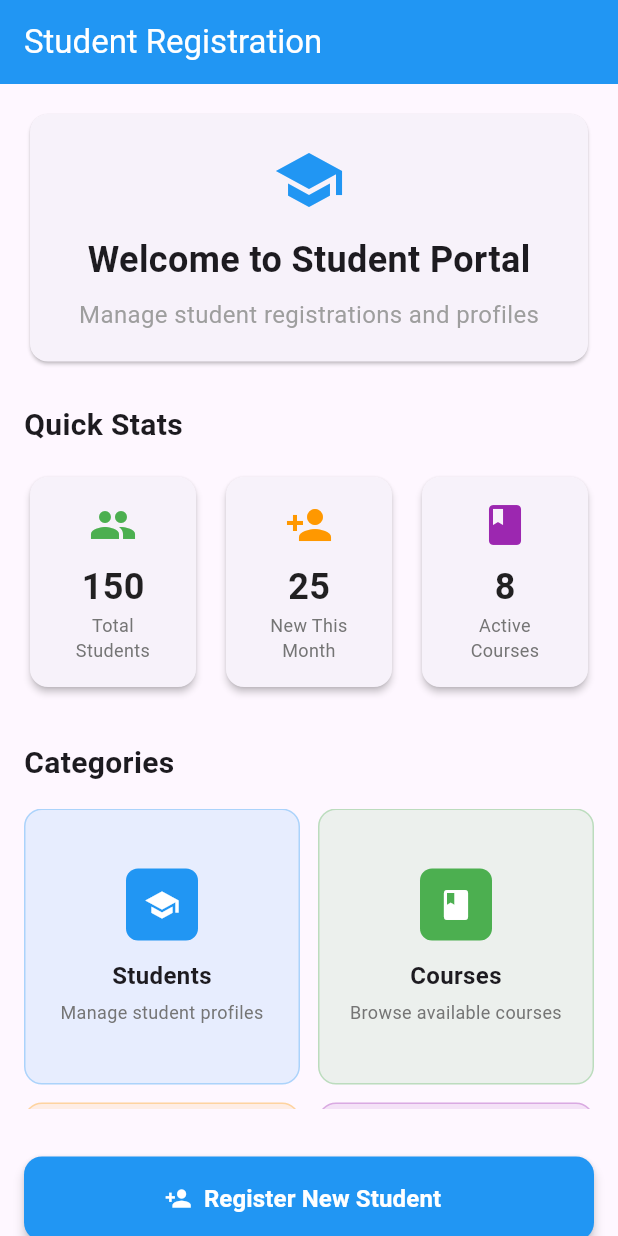
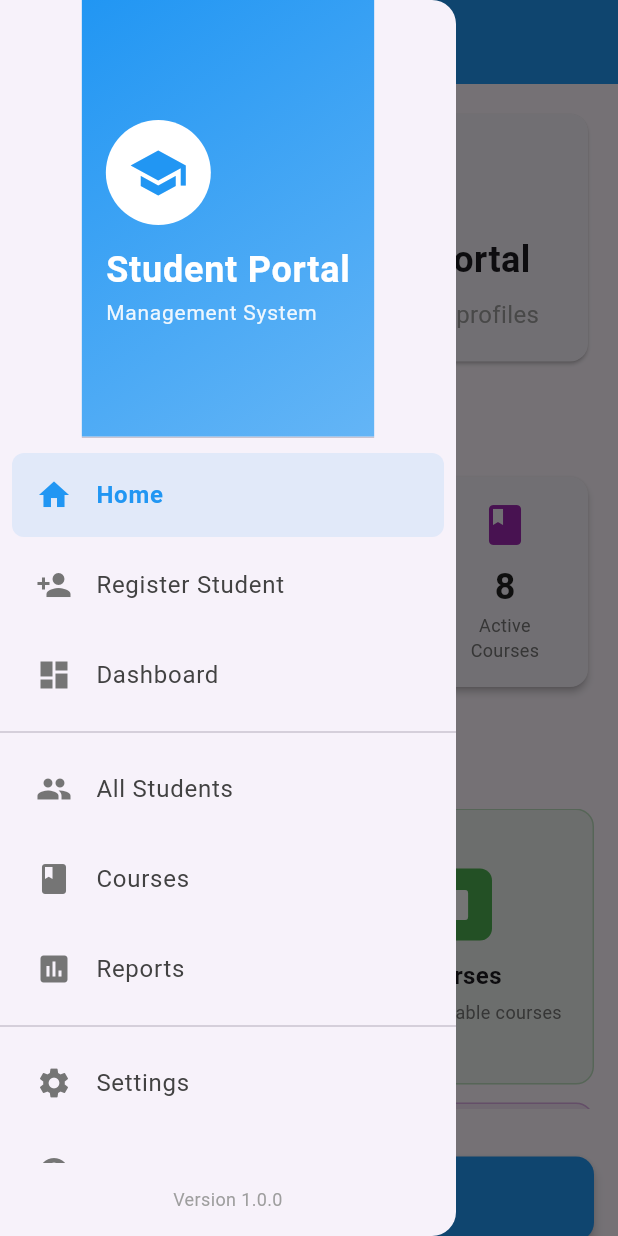
Before and after one commit to Olira1/Flutter, a Flutter app: the screen it shows after launch, with the side drawer open (before the commit the screen has no drawer), on a phone screen of 412 x 824 dp. Run offline on Flutter 3.47's test engine with Material 3 defaults, Android fonts, the phone set to English and light mode, and no system bars.

Commit message:
side bar option

```diff
--- a/Phase 3 and 4/student_registration/lib/screens/dashboard_screen.dart
+++ b/Phase 3 and 4/student_registration/lib/screens/dashboard_screen.dart
@@ -1,5 +1,7 @@
 import 'package:flutter/material.dart';
 import '../constants/app_colors.dart';
+import '../widgets/app_drawer.dart';
+
 
 class DashboardScreen extends StatelessWidget {
   const DashboardScreen({super.key});
@@ -31,6 +33,7 @@ class DashboardScreen extends StatelessWidget {
           ),
         ],
       ),
+      drawer: AppDrawer(currentRoute: 'dashboard'),
       body: SingleChildScrollView(
         child: Column(
           children: [
--- a/Phase 3 and 4/student_registration/lib/screens/home_screen.dart
+++ b/Phase 3 and 4/student_registration/lib/screens/home_screen.dart
@@ -2,6 +2,8 @@ import 'package:flutter/material.dart';
 import 'registration_screen.dart';
 import '../widgets/stat_card.dart';
 import '../widgets/category_card.dart';
+import '../widgets/app_drawer.dart';
+
 
 
 class HomeScreen extends StatelessWidget {
@@ -16,6 +18,7 @@ class HomeScreen extends StatelessWidget {
         foregroundColor: Colors.white,
         elevation: 0,
       ),
+      drawer: AppDrawer(currentRoute: 'home'),
       body: SingleChildScrollView(
         child: Padding(
           padding: EdgeInsets.all(16.0),
--- a/Phase 3 and 4/student_registration/lib/screens/profile_screen.dart
+++ b/Phase 3 and 4/student_registration/lib/screens/profile_screen.dart
@@ -3,6 +3,8 @@ import 'package:flutter/material.dart';
 import '../models/student.dart';
 import '../constants/app_colors.dart';
 import 'dashboard_screen.dart';
+import '../widgets/app_drawer.dart';
+
 
 
 class ProfileScreen extends StatelessWidget {
@@ -33,6 +35,7 @@ class ProfileScreen extends StatelessWidget {
           ),
         ],
       ),
+      drawer: AppDrawer(currentRoute: 'profile'),
       body: SingleChildScrollView(
         padding: EdgeInsets.all(16.0),
         child: Column(
--- a/Phase 3 and 4/student_registration/lib/screens/registration_screen.dart
+++ b/Phase 3 and 4/student_registration/lib/screens/registration_screen.dart
@@ -1,6 +1,8 @@
 import 'package:flutter/material.dart';
 import '../models/student.dart';
 import 'profile_screen.dart';
+import '../widgets/app_drawer.dart';
+
 
 
 class RegistrationScreen extends StatefulWidget {
@@ -44,6 +46,7 @@ class _RegistrationScreenState extends State<RegistrationScreen> {
         foregroundColor: Colors.white,
         elevation: 0,
       ),
+       drawer: AppDrawer(currentRoute: 'registration'),
       body: SingleChildScrollView(
         padding: EdgeInsets.all(16.0),
         child: Form(
--- /dev/null
+++ b/Phase 3 and 4/student_registration/lib/widgets/app_drawer.dart
@@ -0,0 +1,217 @@
+import 'package:flutter/material.dart';
+import '../screens/home_screen.dart';
+import '../screens/registration_screen.dart';
+import '../screens/dashboard_screen.dart';
+import '../constants/app_colors.dart';
+
+class AppDrawer extends StatelessWidget {
+  final String currentRoute;
+
+  const AppDrawer({
+    super.key,
+    required this.currentRoute,
+  });
+
+  @override
+  Widget build(BuildContext context) {
+    return Drawer(
+      child: Column(
+        children: [
+          // Drawer Header
+          Container(
+            height: 300,
+            child: DrawerHeader(
+              decoration: BoxDecoration(
+                gradient: LinearGradient(
+                  colors: [
+                    Colors.blue,
+                    Colors.blue.shade300,
+                  ],
+                  begin: Alignment.topLeft,
+                  end: Alignment.bottomRight,
+                ),
+              ),
+              child: Column(
+                crossAxisAlignment: CrossAxisAlignment.start,
+                mainAxisAlignment: MainAxisAlignment.center,
+                children: [
+                  CircleAvatar(
+                    radius: 35,
+                    backgroundColor: Colors.white,
+                    child: Icon(
+                      Icons.school,
+                      size: 40,
+                      color: Colors.blue,
+                    ),
+                  ),
+                  SizedBox(height: 12),
+                  Text(
+                    'Student Portal',
+                    style: TextStyle(
+                      color: Colors.white,
+                      fontSize: 24,
+                      fontWeight: FontWeight.bold,
+                    ),
+                  ),
+                  Text(
+                    'Management System',
+                    style: TextStyle(
+                      color: Colors.white.withOpacity(0.9),
+                      fontSize: 14,
+                    ),
+                  ),
+                ],
+              ),
+            ),
+          ),
+
+          // Navigation Items
+          Expanded(
+            child: ListView(
+              padding: EdgeInsets.zero,
+              children: [
+                _buildNavItem(
+                  context: context,
+                  icon: Icons.home,
+                  title: 'Home',
+                  route: 'home',
+                  onTap: () => _navigateTo(context, const HomeScreen(), 'home'),
+                ),
+
+                _buildNavItem(
+                  context: context,
+                  icon: Icons.person_add,
+                  title: 'Register Student',
+                  route: 'registration',
+                  onTap: () => _navigateTo(context, const RegistrationScreen(), 'registration'),
+                ),
+
+                _buildNavItem(
+                  context: context,
+                  icon: Icons.dashboard,
+                  title: 'Dashboard',
+                  route: 'dashboard',
+                  onTap: () => _navigateTo(context, const DashboardScreen(), 'dashboard'),
+                ),
+
+                Divider(),
+
+                _buildNavItem(
+                  context: context,
+                  icon: Icons.people,
+                  title: 'All Students',
+                  route: 'students',
+                  onTap: () => _showComingSoon(context, 'All Students'),
+                ),
+
+                _buildNavItem(
+                  context: context,
+                  icon: Icons.book,
+                  title: 'Courses',
+                  route: 'courses',
+                  onTap: () => _showComingSoon(context, 'Courses'),
+                ),
+
+                _buildNavItem(
+                  context: context,
+                  icon: Icons.assessment,
+                  title: 'Reports',
+                  route: 'reports',
+                  onTap: () => _showComingSoon(context, 'Reports'),
+                ),
+
+                Divider(),
+
+                _buildNavItem(
+                  context: context,
+                  icon: Icons.settings,
+                  title: 'Settings',
+                  route: 'settings',
+                  onTap: () => _showComingSoon(context, 'Settings'),
+                ),
+
+                _buildNavItem(
+                  context: context,
+                  icon: Icons.help,
+                  title: 'Help & Support',
+                  route: 'help',
+                  onTap: () => _showComingSoon(context, 'Help & Support'),
+                ),
+              ],
+            ),
+          ),
+
+          // Footer
+          Container(
+            padding: EdgeInsets.all(16),
+            child: Text(
+              'Version 1.0.0',
+              style: TextStyle(
+                fontSize: 12,
+                color: Colors.grey,
+              ),
+              textAlign: TextAlign.center,
+            ),
+          ),
+        ],
+      ),
+    );
+  }
+
+  Widget _buildNavItem({
+    required BuildContext context,
+    required IconData icon,
+    required String title,
+    required String route,
+    required VoidCallback onTap,
+  }) {
+    bool isSelected = currentRoute == route;
+
+    return Container(
+      margin: EdgeInsets.symmetric(horizontal: 8, vertical: 2),
+      decoration: BoxDecoration(
+        borderRadius: BorderRadius.circular(8),
+        color: isSelected ? Colors.blue.withOpacity(0.1) : Colors.transparent,
+      ),
+      child: ListTile(
+        leading: Icon(
+          icon,
+          color: isSelected ? Colors.blue : Colors.grey[600],
+        ),
+        title: Text(
+          title,
+          style: TextStyle(
+            color: isSelected ? Colors.blue : Colors.grey[800],
+            fontWeight: isSelected ? FontWeight.bold : FontWeight.normal,
+          ),
+        ),
+        onTap: onTap,
+        selected: isSelected,
+        shape: RoundedRectangleBorder(
+          borderRadius: BorderRadius.circular(8),
+        ),
+      ),
+    );
+  }
+
+  void _navigateTo(BuildContext context, Widget screen, String route) {
+    if (currentRoute != route) {
+      Navigator.pushReplacement(
+        context,
+        MaterialPageRoute(builder: (context) => screen),
+      );
+    } else {
+      Navigator.pop(context); // Just close drawer if same screen
+    }
+  }
+
+  void _showComingSoon(BuildContext context, String feature) {
+    Navigator.pop(context);
+    ScaffoldMessenger.of(context).showSnackBar(
+      SnackBar(
+        content: Text('$feature feature coming soon!'),
+        backgroundColor: Colors.orange,
+      ),
+    );
+  }
+}
```
